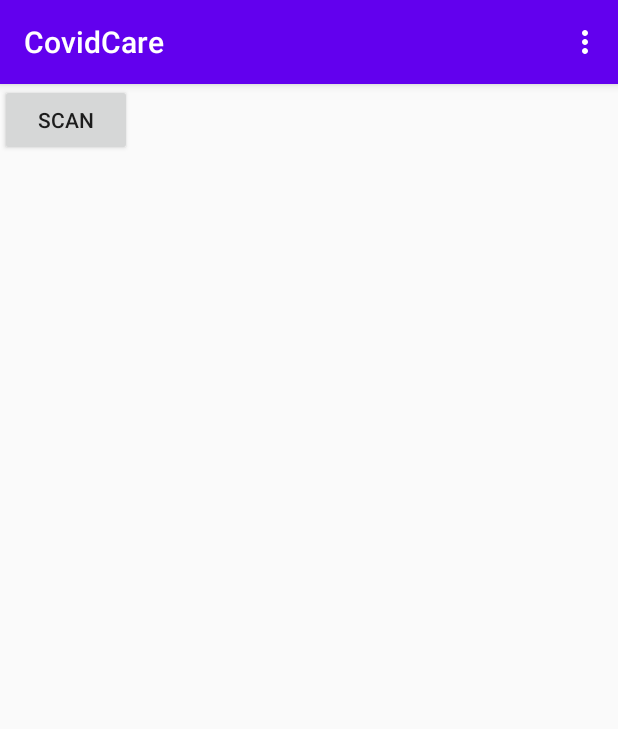
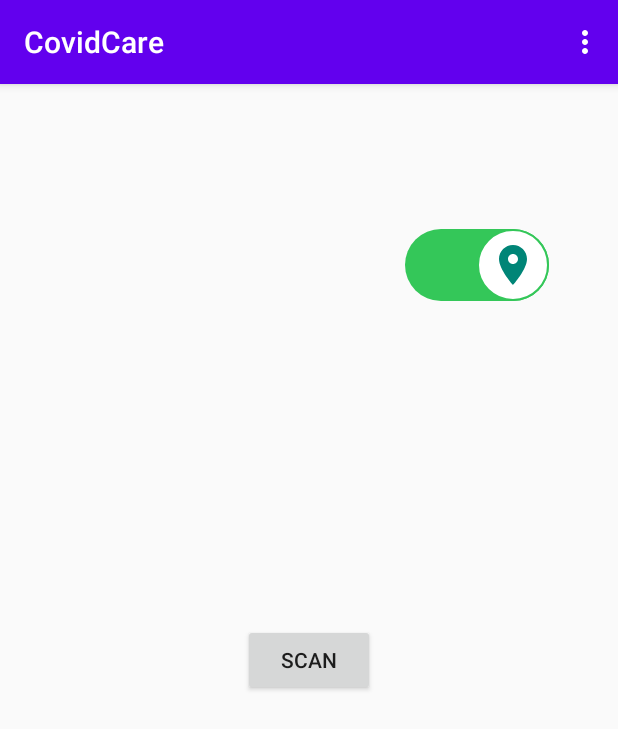
Before and after one commit to DiaaZiada/CovidCare-AndroidApp, an Android app: the screen it shows after launch (MainActivity), on a phone screen of 412 x 824 dp. Shown: the top 729 px of the screen. Run offline under Robolectric (Android 15) with nearby library versions, the phone set to English and light mode, and no system bars; our stand-ins replace Room's generated code; 1 statement that could not run was skipped.

Commit message:
added location switch

```diff
--- a/app/src/main/java/com/example/covidcare/MainActivity.java
+++ b/app/src/main/java/com/example/covidcare/MainActivity.java
@@ -19,11 +19,14 @@ import android.view.MenuItem;
 import android.view.View;
 import android.widget.ArrayAdapter;
 import android.widget.Button;
+import android.widget.CompoundButton;
+import android.widget.Switch;
 import android.widget.Toast;
 
 import androidx.annotation.NonNull;
 import androidx.annotation.Nullable;
 import androidx.appcompat.app.AppCompatActivity;
+import androidx.appcompat.widget.SwitchCompat;
 import androidx.core.app.ActivityCompat;
 import androidx.core.content.ContextCompat;
 import androidx.lifecycle.Observer;
@@ -72,11 +75,12 @@ public class MainActivity extends AppCompatActivity {
 
     private final static int REQUEST_CODE_ASK_PERMISSIONS = 1;
 
+    private SwitchCompat btnLocationSwitch;
     /**
      * Permissions that need to be explicitly requested from end user.
      */
-    private static final String[] REQUIRED_SDK_PERMISSIONS = new String[] {
-            Manifest.permission.ACCESS_FINE_LOCATION, Manifest.permission.WRITE_EXTERNAL_STORAGE };
+    private static final String[] REQUIRED_SDK_PERMISSIONS = new String[]{
+            Manifest.permission.ACCESS_FINE_LOCATION, Manifest.permission.WRITE_EXTERNAL_STORAGE};
 
     @Override
     protected void onCreate(Bundle savedInstanceState) {
@@ -101,26 +105,39 @@ public class MainActivity extends AppCompatActivity {
         index2Status.put(2, "Infected");
         index2Status.put(3, "treated");
 
-        checkPermissions();
-        checkBluetoothState();
-//        checkCoarseLocationPermission();
-
 
         setObservers();
+
 
         ScanButton = findViewById(R.id.button);
         ScanButton.setOnClickListener(new View.OnClickListener() {
             @Override
             public void onClick(View view) {
-                checkBluetoothState();
-//                checkCoarseLocationPermission();
+
             }
 
         });
+
+        btnLocationSwitch = (SwitchCompat) findViewById(R.id.btnLocationSwitch);
+        btnLocationSwitch.setChecked(checkPermissions());
+        btnLocationSwitch.setOnCheckedChangeListener(new CompoundButton.OnCheckedChangeListener() {
+            @Override
+            public void onCheckedChanged(CompoundButton buttonView, boolean isChecked) {
+                if (isChecked) {
+                    requestPermissions();
+                    Toast.makeText(getBaseContext(), "True", Toast.LENGTH_SHORT).show();
+                } else {
+                    Toast.makeText(getBaseContext(), "False", Toast.LENGTH_SHORT).show();
+                }
+            }
+        });
     }
-    protected void checkPermissions() {
-        if (ContextCompat.checkSelfPermission(MainActivity.this,
-                Manifest.permission.ACCESS_FINE_LOCATION) != PackageManager.PERMISSION_GRANTED) {
+
+    private boolean checkPermissions(){
+        return !(ContextCompat.checkSelfPermission(MainActivity.this,
+                Manifest.permission.ACCESS_FINE_LOCATION) != PackageManager.PERMISSION_GRANTED);
+    }
+    protected void requestPermissions() {
             if (ActivityCompat.shouldShowRequestPermissionRationale(MainActivity.this,
                     Manifest.permission.ACCESS_FINE_LOCATION)) {
                 ActivityCompat.requestPermissions(MainActivity.this,
@@ -129,7 +146,7 @@ public class MainActivity extends AppCompatActivity {
                 ActivityCompat.requestPermissions(MainActivity.this,
                         new String[]{Manifest.permission.ACCESS_FINE_LOCATION}, 1);
             }
-        }
+
     }
 
     @Override
@@ -146,8 +163,7 @@ public class MainActivity extends AppCompatActivity {
                         return;
                     }
                 }
-                // all permissions were granted
-//                initialize();
+
                 break;
         }
     }
@@ -238,8 +254,7 @@ public class MainActivity extends AppCompatActivity {
                     Log.d(TAG, "onChanged: bound to service.");
                     mService = myBinder.getService();
                     checkBluetoothState();
-//                    checkCoarseLocationPermission();
-//                    mService.setDeviceRepository(modelView.getRepository());
+//
                 }
             }
         });
@@ -281,11 +296,10 @@ public class MainActivity extends AppCompatActivity {
                 Intent enableIntent = new Intent(BluetoothAdapter.ACTION_REQUEST_ENABLE);
                 startActivityForResult(enableIntent, REQUEST_ENABLE_BLUETOOTH);
 
-                ActivityCompat.requestPermissions(MainActivity.this, new
-                        String[]{Manifest.permission.ACCESS_FINE_LOCATION}, 555);
+//                ActivityCompat.requestPermissions(MainActivity.this, new
+//                        String[]{Manifest.permission.ACCESS_FINE_LOCATION}, 555);
 
 
-//                checkCoarseLocationPermission();
             }
         }
     }
--- /dev/null
+++ b/app/src/main/res/drawable/ic_location_off.xml
@@ -0,0 +1,5 @@
+<vector android:height="24dp" android:tint="#008577"
+    android:viewportHeight="24" android:viewportWidth="24"
+    android:width="24dp" xmlns:android="http://schemas.android.com/apk/res/android">
+    <path android:fillColor="@android:color/white" android:pathData="M12,6.5c1.38,0 2.5,1.12 2.5,2.5 0,0.74 -0.33,1.39 -0.83,1.85l3.63,3.63c0.98,-1.86 1.7,-3.8 1.7,-5.48 0,-3.87 -3.13,-7 -7,-7 -1.98,0 -3.76,0.83 -5.04,2.15l3.19,3.19c0.46,-0.52 1.11,-0.84 1.85,-0.84zM16.37,16.1l-4.63,-4.63 -0.11,-0.11L3.27,3 2,4.27l3.18,3.18C5.07,7.95 5,8.47 5,9c0,5.25 7,13 7,13s1.67,-1.85 3.38,-4.35L18.73,21 20,19.73l-3.63,-3.63z"/>
+</vector>
--- /dev/null
+++ b/app/src/main/res/drawable/ic_location_on.xml
@@ -0,0 +1,5 @@
+<vector android:height="24dp" android:tint="#008577"
+    android:viewportHeight="24" android:viewportWidth="24"
+    android:width="24dp" xmlns:android="http://schemas.android.com/apk/res/android">
+    <path android:fillColor="@android:color/white" android:pathData="M12,2C8.13,2 5,5.13 5,9c0,5.25 7,13 7,13s7,-7.75 7,-13c0,-3.87 -3.13,-7 -7,-7zM12,11.5c-1.38,0 -2.5,-1.12 -2.5,-2.5s1.12,-2.5 2.5,-2.5 2.5,1.12 2.5,2.5 -1.12,2.5 -2.5,2.5z"/>
+</vector>
--- /dev/null
+++ b/app/src/main/res/drawable/thumb.xml
@@ -0,0 +1,9 @@
+<?xml version="1.0" encoding="utf-8"?>
+<selector xmlns:android="http://schemas.android.com/apk/res/android">
+    <item android:state_checked="false"
+        android:drawable="@drawable/thumbfalse"/>
+    <item android:state_checked="true"
+        android:drawable="@drawable/thumbtrue"/>
+
+
+</selector>
--- /dev/null
+++ b/app/src/main/res/drawable/thumbfalse.xml
@@ -0,0 +1,18 @@
+<?xml version="1.0" encoding="utf-8"?>
+<layer-list xmlns:android="http://schemas.android.com/apk/res/android">
+    <item>
+        <shape android:shape="oval">
+            <solid android:color="#ffffff"/>
+            <size android:width="48dp"
+                android:height="48dp"/>
+            <stroke android:width="1dp"
+                android:color="#8e8e8e"/>
+        </shape>
+    </item>
+    <item android:drawable="@drawable/ic_location_off"
+        android:left="8dp"
+        android:right="8dp"
+        android:top="8dp"
+        android:bottom="8dp"/>
+
+</layer-list>
--- /dev/null
+++ b/app/src/main/res/drawable/thumbtrue.xml
@@ -0,0 +1,18 @@
+<?xml version="1.0" encoding="utf-8"?>
+<layer-list xmlns:android="http://schemas.android.com/apk/res/android">
+    <item>
+        <shape android:shape="oval">
+            <solid android:color="#ffffff"/>
+            <size android:width="48dp"
+                android:height="48dp"/>
+            <stroke android:width="1dp"
+                android:color="#34c759"/>
+        </shape>
+    </item>
+    <item android:drawable="@drawable/ic_location_on"
+        android:left="8dp"
+        android:right="8dp"
+        android:top="8dp"
+        android:bottom="8dp"/>
+
+</layer-list>
--- /dev/null
+++ b/app/src/main/res/drawable/track.xml
@@ -0,0 +1,18 @@
+<?xml version="1.0" encoding="utf-8"?>
+<selector xmlns:android="http://schemas.android.com/apk/res/android">
+
+    <item android:state_checked="false">
+        <shape android:shape="rectangle">
+            <solid android:color="#ffffff"/>
+            <corners android:radius="100dp"/>
+            <stroke android:width="1dp"
+                android:color="#8e8e8e"/>
+        </shape>
+    </item>
+    <item android:state_checked="true">
+        <shape android:shape="rectangle">
+            <solid android:color="#34c759"/>
+            <corners android:radius="100dp"/>
+        </shape>
+    </item>
+</selector>
--- a/app/src/main/res/layout/activity_main.xml
+++ b/app/src/main/res/layout/activity_main.xml
@@ -1,25 +1,29 @@
 <?xml version="1.0" encoding="utf-8"?>
-<RelativeLayout
-    xmlns:android="http://schemas.android.com/apk/res/android"
+<RelativeLayout xmlns:android="http://schemas.android.com/apk/res/android"
     xmlns:app="http://schemas.android.com/apk/res-auto"
     xmlns:tools="http://schemas.android.com/tools"
     android:layout_width="match_parent"
     android:layout_height="match_parent"
     tools:context=".MainActivity">
 
-    <Button
+    <androidx.appcompat.widget.SwitchCompat
+        android:id="@+id/btnLocationSwitch"
         android:layout_width="wrap_content"
         android:layout_height="wrap_content"
+        android:layout_alignParentEnd="true"
+        android:layout_alignParentBottom="true"
+        android:layout_marginStart="8dp"
+        android:layout_marginTop="8dp"
+        android:layout_marginEnd="46dp"
+        android:layout_marginBottom="623dp"
+        android:thumb="@drawable/thumb"
+        app:track="@drawable/track" />
+
+    <Button
         android:id="@+id/button"
-        android:text="scan"
-        />
-
-    <ListView
         android:layout_width="wrap_content"
         android:layout_height="wrap_content"
-        android:id="@+id/devicesList"
-        android:layout_below="@+id/button">
-
-    </ListView>
+        android:layout_centerInParent="true"
+        android:text="scan" />
 
 </RelativeLayout>
```
